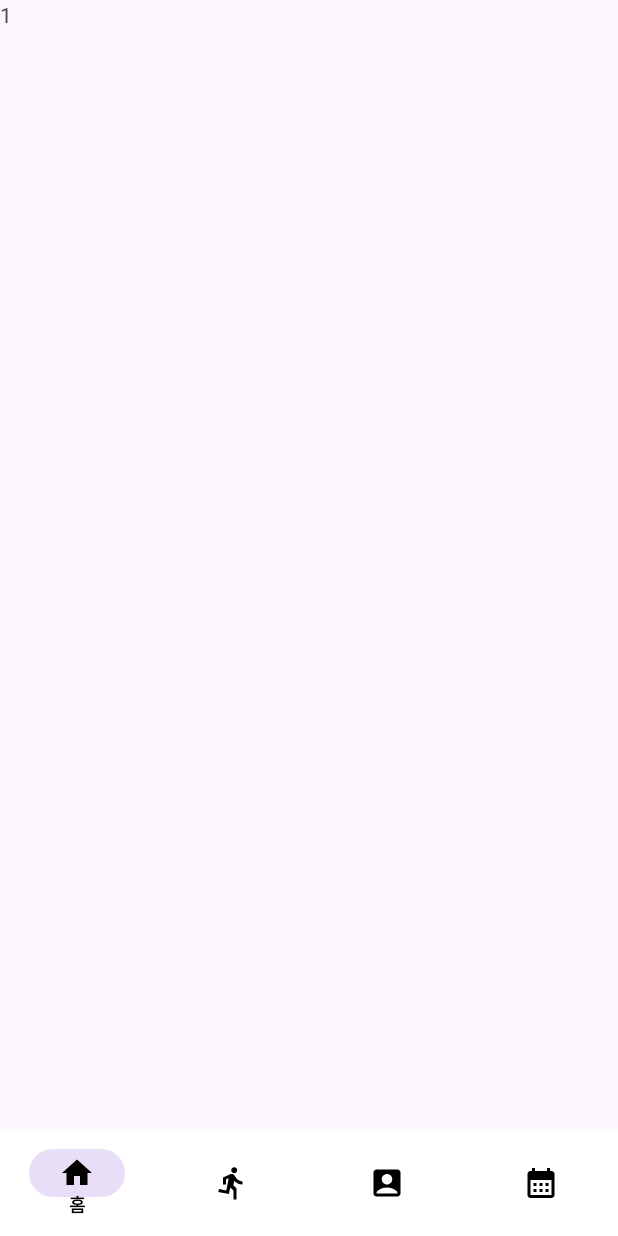
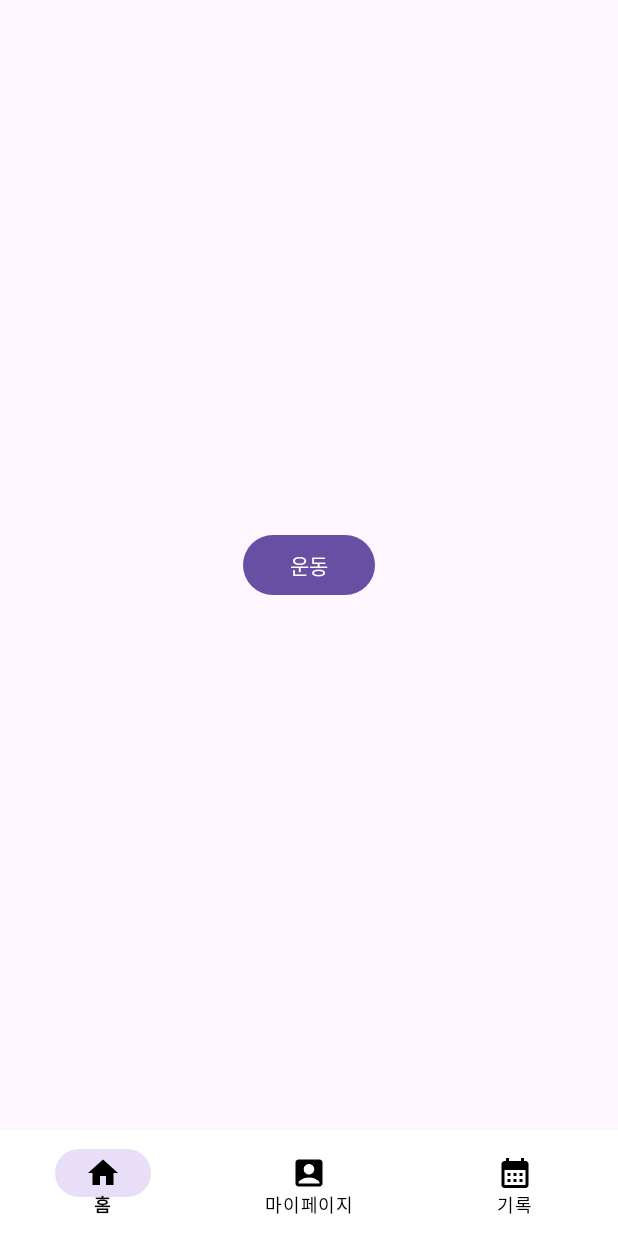
Before and after one commit to sueundev/2024-01_My-Trainer, an Android app: the screen it shows after launch (MainActivity), on a phone screen of 412 x 824 dp. Run offline under Robolectric (Android 15) with nearby library versions, the phone set to English and light mode, and no system bars.

Commit message:
하단 메뉴바 운동 삭제 + 홈>운동 버튼 구현

```diff
--- a/app/src/main/java/com/example/mytrainer/MainActivity.java
+++ b/app/src/main/java/com/example/mytrainer/MainActivity.java
@@ -45,11 +45,6 @@ public class MainActivity extends AppCompatActivity {
                         .replace(R.id.home_ly, new homeFragment())
                         .commit();
                 return true;
-            } else if (menuItem.getItemId() == R.id.menu_exe) {
-                getSupportFragmentManager().beginTransaction()
-                        .replace(R.id.home_ly, new exeFragment())
-                        .commit();
-                return true;
             } else if (menuItem.getItemId() == R.id.menu_myPage) {
                 getSupportFragmentManager().beginTransaction()
                         .replace(R.id.home_ly, new myPageFragment())
--- a/app/src/main/java/com/example/mytrainer/homeFragment.java
+++ b/app/src/main/java/com/example/mytrainer/homeFragment.java
@@ -3,17 +3,43 @@ package com.example.mytrainer;
 import android.os.Bundle;
 
 import androidx.fragment.app.Fragment;
+import androidx.fragment.app.FragmentManager;
+import androidx.fragment.app.FragmentTransaction;
 
 import android.view.LayoutInflater;
 import android.view.View;
 import android.view.ViewGroup;
+import android.widget.Button;
 
 public class homeFragment extends Fragment {
+
+    public homeFragment() {
+        // Required empty public constructor
+    }
 
     @Override
     public View onCreateView(LayoutInflater inflater, ViewGroup container,
                              Bundle savedInstanceState) {
         // Inflate the layout for this fragment
-        return inflater.inflate(R.layout.fragment_home, container, false);
+        View view = inflater.inflate(R.layout.fragment_home, container, false);
+
+        Button exerciseButton = view.findViewById(R.id.button_exercise);
+        exerciseButton.setOnClickListener(new View.OnClickListener() {
+            @Override
+            public void onClick(View v) {
+                // 프래그먼트 전환
+                navigateToFragment(new exeFragment());
+            }
+        });
+
+        return view;
+    }
+
+    private void navigateToFragment(Fragment fragment) {
+        FragmentManager fragmentManager = getParentFragmentManager();
+        FragmentTransaction fragmentTransaction = fragmentManager.beginTransaction();
+        fragmentTransaction.replace(getId(), fragment);
+        fragmentTransaction.addToBackStack(null);
+        fragmentTransaction.commit();
     }
 }
--- a/app/src/main/res/layout/fragment_home.xml
+++ b/app/src/main/res/layout/fragment_home.xml
@@ -1,14 +1,14 @@
-<?xml version="1.0" encoding="utf-8"?>
-<FrameLayout xmlns:android="http://schemas.android.com/apk/res/android"
+<!-- res/layout/fragment_home.xml -->
+<RelativeLayout xmlns:android="http://schemas.android.com/apk/res/android"
     xmlns:tools="http://schemas.android.com/tools"
     android:layout_width="match_parent"
     android:layout_height="match_parent"
     tools:context=".homeFragment">
 
-    <!-- TODO: Update blank fragment layout -->
-    <TextView
-        android:layout_width="match_parent"
-        android:layout_height="match_parent"
-        android:text="1" />
-
-</FrameLayout>
+    <Button
+        android:id="@+id/button_exercise"
+        android:layout_width="wrap_content"
+        android:layout_height="wrap_content"
+        android:text="운동"
+        android:layout_centerInParent="true"/>
+</RelativeLayout>
--- a/app/src/main/res/menu/menu_nav.xml
+++ b/app/src/main/res/menu/menu_nav.xml
@@ -5,12 +5,6 @@
         android:enabled="true"
         android:icon="@drawable/baseline_home_24"
         android:title="홈"/>
-
-    <item
-        android:id="@+id/menu_exe"
-        android:enabled="true"
-        android:icon="@drawable/baseline_directions_run_24"
-        android:title="운동"/>
 
     <item
         android:id="@+id/menu_myPage"
```
